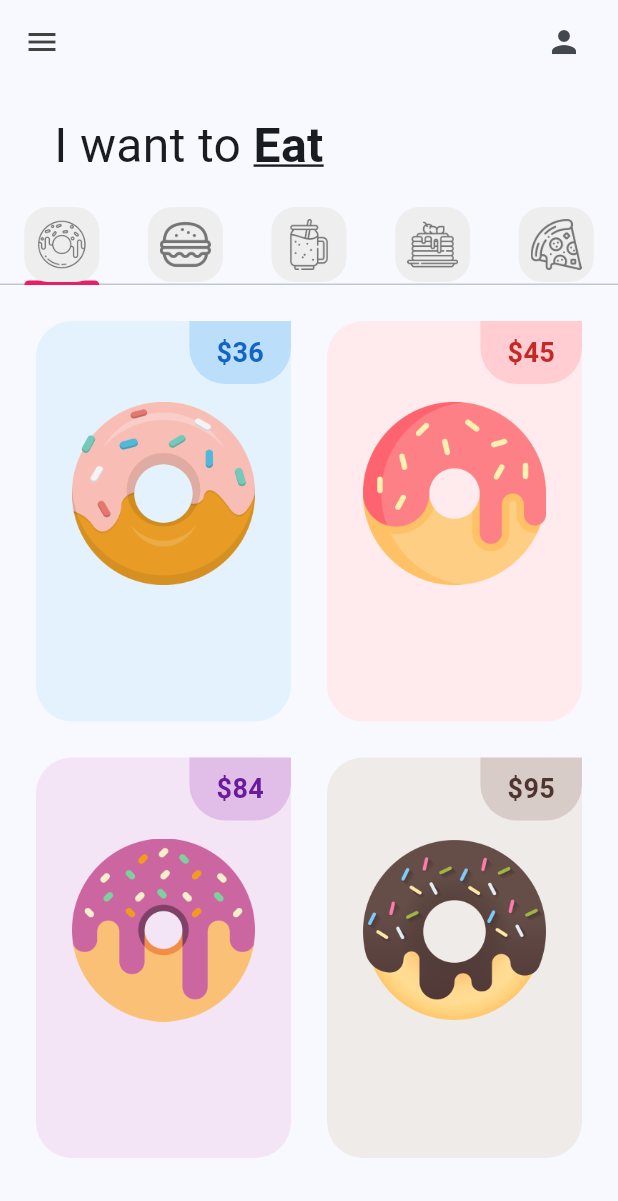
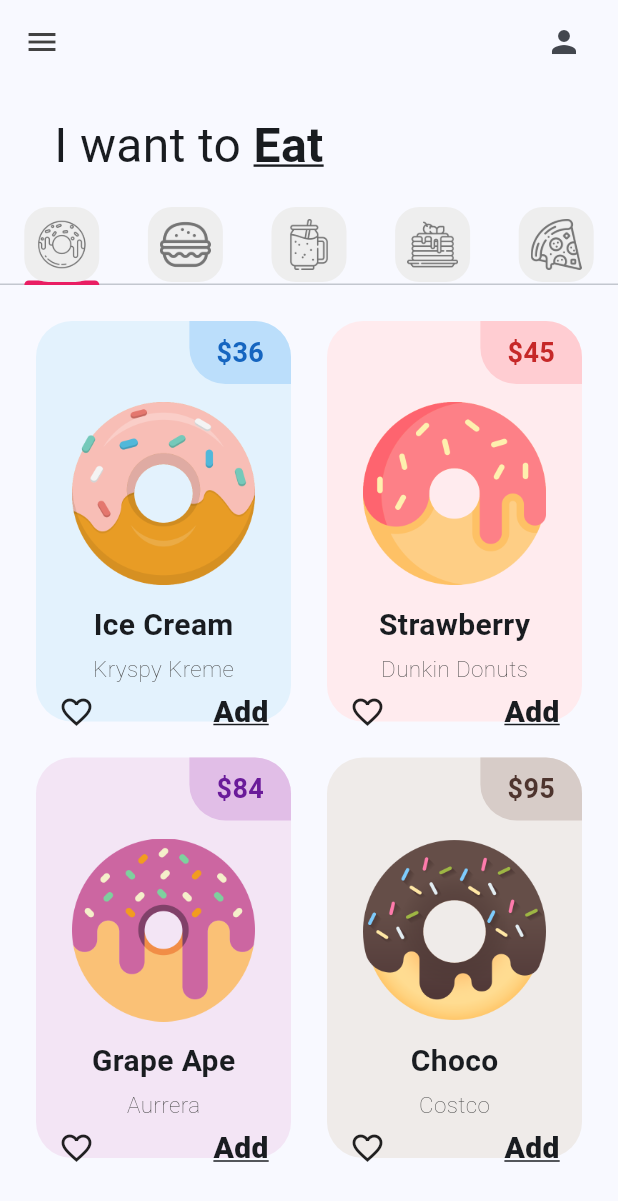
Before and after one commit to irv-me/donut_app_2c_Relloso, a Flutter app: the screen it shows after launch, on a phone screen of 412 x 824 dp. Shown: the top 1201 px of the screen. Run offline on Flutter 3.47's test engine with Material 3 defaults, Android fonts, the phone set to English and light mode, and no system bars.

Commit message:
Donut Tile finished

```diff
--- a/lib/tabs/donut_tab.dart
+++ b/lib/tabs/donut_tab.dart
@@ -9,10 +9,10 @@ class DonutTab extends StatelessWidget {
 
    // [ donutFlavor, donutPrice, donutColor, imageName ]
 
-   ["Ice Cream", "36", Colors.blue, "lib/images/icecream_donut.png"],
-   ["Strawberry", "45", Colors.red, "lib/images/strawberry_donut.png"],
-   ["Grape Ape", "84", Colors.purple, "lib/images/grape_donut.png"],
-   ["Choco", "95", Colors.brown, "lib/images/chocolate_donut.png"],
+   ["Ice Cream","Kryspy Kreme", "36", Colors.blue, "lib/images/icecream_donut.png"],
+   ["Strawberry","Dunkin Donuts", "45", Colors.red, "lib/images/strawberry_donut.png"],
+   ["Grape Ape","Aurrera", "84", Colors.purple, "lib/images/grape_donut.png"],
+   ["Choco","Costco", "95", Colors.brown, "lib/images/chocolate_donut.png"],
 
 ];
 
@@ -37,8 +37,9 @@ class DonutTab extends StatelessWidget {
 
            return DonutTile(
              donutFlavor: donutsOnSale[index][0],
-             donutPrice: donutsOnSale[index][1],
-             donutColor: donutsOnSale[index][2],
-             imageName: donutsOnSale[index][3],
+             donutShop: donutsOnSale[index][1],
+             donutPrice: donutsOnSale[index][2],
+             donutColor: donutsOnSale[index][3],
+             imageName: donutsOnSale[index][4],
            );
 });}}
--- a/lib/utils/donut_tile.dart
+++ b/lib/utils/donut_tile.dart
@@ -2,6 +2,7 @@ import 'package:flutter/material.dart';
 
 class DonutTile extends StatelessWidget {
   final String donutFlavor;
+  final String donutShop;
   final String donutPrice;
   //Es dynamic porque sera de tipo COLORS
   final dynamic donutColor;
@@ -10,6 +11,7 @@ class DonutTile extends StatelessWidget {
   const DonutTile(
       {super.key,
       required this.donutFlavor,
+      required this.donutShop,
       required this.donutPrice,
       this.donutColor,
       required this.imageName});
@@ -32,33 +34,61 @@ class DonutTile extends StatelessWidget {
                     decoration: BoxDecoration(
                         color: donutColor[100],
                         borderRadius: BorderRadius.only(
-                          bottomLeft: Radius.circular(24),
-                          bottomRight: Radius.circular(24)
-                        )),
+                            bottomLeft: Radius.circular(24),
+                            topRight: Radius.circular(24))),
                     padding:
                         const EdgeInsets.symmetric(vertical: 8, horizontal: 18),
                     child: Text("\$$donutPrice",
                         style: TextStyle(
                             fontSize: 18,
-                             fontWeight: FontWeight.bold,
-                             color: donutColor[800])
-                             ))
+                            fontWeight: FontWeight.bold,
+                            color: donutColor[800])))
               ],
             ),
 
             //donut picture
             Padding(
-              padding: const EdgeInsets.symmetric(
-                  vertical: 12,
-                  horizontal: 24),
+              padding: const EdgeInsets.symmetric(vertical: 12, horizontal: 24),
               child: Image.asset(imageName),
-            )
+            ),
 
             //donut tag
 
             //donut flavor text
+            Text(donutFlavor,
+                style: TextStyle(fontWeight: FontWeight.bold, fontSize: 20)),
+            //Espacio entre textos
+            const SizedBox(
+              height: 4,
+            ),
+
+            Text(donutShop,
+                style: TextStyle(
+                    fontWeight: FontWeight.w100,
+                    fontSize: 15,
+                    color: Colors.grey[800])),
+            //Espacio entre textos
+            const SizedBox(
+              height: 4,
+            ),
 
             //Buttons
+            Row(
+              mainAxisAlignment: MainAxisAlignment.spaceBetween,
+              children: [
+                Padding(
+                  padding: const EdgeInsets.symmetric(horizontal: 15),
+                  child: Icon(
+                    Icons.favorite_border_outlined,
+                  ),
+                ),
+                Padding(
+                  padding: const EdgeInsets.symmetric(horizontal: 15),
+                  child: Text("Add",style: TextStyle(fontWeight: FontWeight.w900,fontSize: 20, decoration:TextDecoration.underline),),
+                )
+
+              ],
+            ),
           ],
         ),
       ),
```
